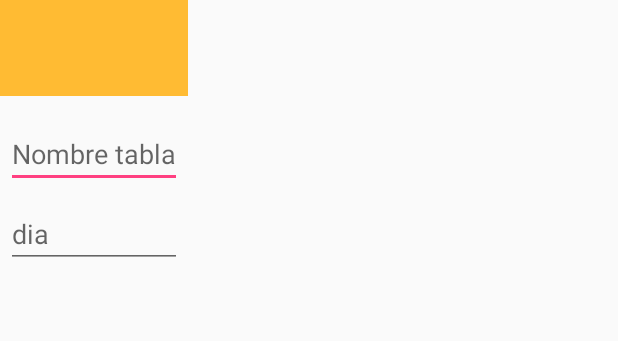
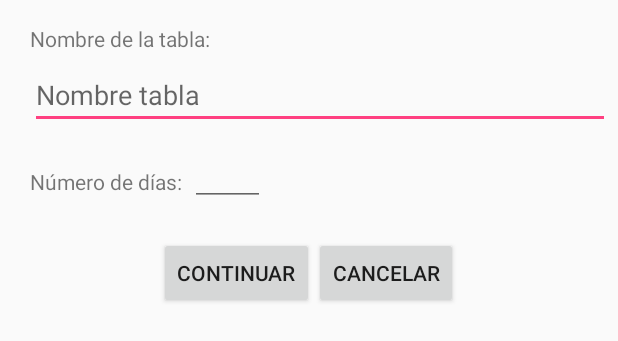
Before and after one commit to AlbaFontaneda/never-give-app, an Android app: the layout popup_new_table.xml on its own in the app's theme, with its tools: preview values and no code run, on a phone screen of 412 x 824 dp. Shown: the top 341 px of the screen. Run offline under Robolectric (Android 15) with nearby library versions, the phone set to English and light mode, and no system bars.

Commit message:
AlertDialog implementado en la pantalla de Training

```diff
--- a/app/src/main/java/com/rigobertosl/nevergiveapp/TrainingActivity.java
+++ b/app/src/main/java/com/rigobertosl/nevergiveapp/TrainingActivity.java
@@ -1,17 +1,21 @@
 package com.rigobertosl.nevergiveapp;
 
+import android.app.Dialog;
 import android.content.Intent;
 import android.support.design.widget.FloatingActionButton;
+import android.support.design.widget.Snackbar;
 import android.support.design.widget.TabLayout;
 import android.support.v4.app.Fragment;
 import android.support.v4.app.FragmentManager;
 import android.support.v4.app.FragmentPagerAdapter;
 import android.support.v4.view.ViewPager;
+import android.support.v7.app.AlertDialog;
 import android.support.v7.widget.Toolbar;
 import android.os.Bundle;
 import android.view.Menu;
 import android.view.MenuItem;
 import android.view.View;
+import android.widget.Button;
 import android.widget.Toast;
 
 public class TrainingActivity extends MainActivity {
@@ -39,6 +43,13 @@ public class TrainingActivity extends MainActivity {
             }
         });
         fab = (FloatingActionButton) findViewById(R.id.fab);
+        fab.setOnClickListener(new View.OnClickListener() {
+            @Override
+            public void onClick(View view) {
+                openDialog(view);
+            }
+        });
+
         seleccionPagina = new SectionsPagerAdapter(getSupportFragmentManager());
         vistaPagina = (ViewPager) findViewById(R.id.container);
         vistaPagina.setAdapter(seleccionPagina);
@@ -76,6 +87,25 @@ public class TrainingActivity extends MainActivity {
         return super.onOptionsItemSelected(item);
     }
 
+    public void openDialog(View view) {
+        final AlertDialog.Builder dialog = new AlertDialog.Builder(this);
+        final View dialogLayout = getLayoutInflater().inflate(R.layout.popup_new_table, null);
+        dialog.setView(dialogLayout);
+        dialog.setTitle("Nueva Tabla");
+        dialog.create();
+        dialog.show();
+
+        Button continuar = (Button)dialogLayout.findViewById(R.id.button_continue);
+        continuar.setOnClickListener(new View.OnClickListener() {
+            @Override
+            public void onClick(View view) {
+                Toast.makeText(TrainingActivity.this,
+                        "Continuar!!!!!!", Toast.LENGTH_LONG).show();
+            }
+        });
+
+
+    }
     /**
      * Transiciones entre tabs y fragmentos
      */
--- a/app/src/main/res/layout/popup_new_table.xml
+++ b/app/src/main/res/layout/popup_new_table.xml
@@ -6,35 +6,64 @@
 
     <LinearLayout xmlns:android="http://schemas.android.com/apk/res/android"
         android:orientation="vertical"
-        android:layout_width="wrap_content"
+        android:layout_width="match_parent"
         android:layout_height="wrap_content">
-        <ImageView
+        <TextView
             android:layout_width="match_parent"
-            android:layout_height="64dp"
-            android:scaleType="center"
-            android:background="#FFFFBB33"
-            android:contentDescription="@string/app_name" />
+            android:layout_height="wrap_content"
+            android:paddingTop="16dp"
+            android:paddingBottom="5dp"
+            android:paddingLeft="20dp"
+            android:paddingRight="5dp"
+            android:text="Nombre de la tabla:" />
+
         <EditText
             android:id="@+id/username"
-            android:inputType="textEmailAddress"
             android:layout_width="match_parent"
             android:layout_height="wrap_content"
-            android:layout_marginTop="16dp"
-            android:layout_marginLeft="4dp"
-            android:layout_marginRight="4dp"
-            android:layout_marginBottom="4dp"
+            android:layout_marginLeft="20dp"
+            android:layout_marginRight="5dp"
+            android:layout_marginBottom="5dp"
             android:hint="Nombre tabla" />
-        <EditText
-            android:id="@+id/password"
-            android:inputType="textPassword"
+
+        <LinearLayout
             android:layout_width="match_parent"
-            android:layout_height="wrap_content"
-            android:layout_marginTop="4dp"
-            android:layout_marginLeft="4dp"
-            android:layout_marginRight="4dp"
-            android:layout_marginBottom="16dp"
-            android:fontFamily="sans-serif"
-            android:hint="dia"/>
+            android:layout_height="match_parent">
+            <TextView
+                android:layout_width="wrap_content"
+                android:layout_height="wrap_content"
+                android:paddingTop="16dp"
+                android:paddingBottom="5dp"
+                android:paddingLeft="20dp"
+                android:paddingRight="5dp"
+                android:text="Número de días:" />
+            <EditText
+                android:id="@+id/password"
+                android:inputType="number"
+                android:layout_width="50dp"
+                android:layout_height="wrap_content"
+                android:paddingTop="16dp"
+                android:paddingBottom="5dp"
+                android:paddingLeft="20dp"
+                android:paddingRight="5dp"
+                android:layout_marginBottom="5dp" />
+        </LinearLayout>
+        <LinearLayout
+            android:layout_width="match_parent"
+            android:layout_height="match_parent"
+            android:paddingTop="15dp"
+            android:gravity="center">
+            <Button
+                android:id="@+id/button_continue"
+                android:layout_width="wrap_content"
+                android:layout_height="wrap_content"
+                android:text="Continuar"/>
+            <Button
+                android:id="@+id/button_cancel"
+                android:layout_width="wrap_content"
+                android:layout_height="wrap_content"
+                android:text="Cancelar"/>
+        </LinearLayout>
     </LinearLayout>
 
 </android.support.constraint.ConstraintLayout>
```
